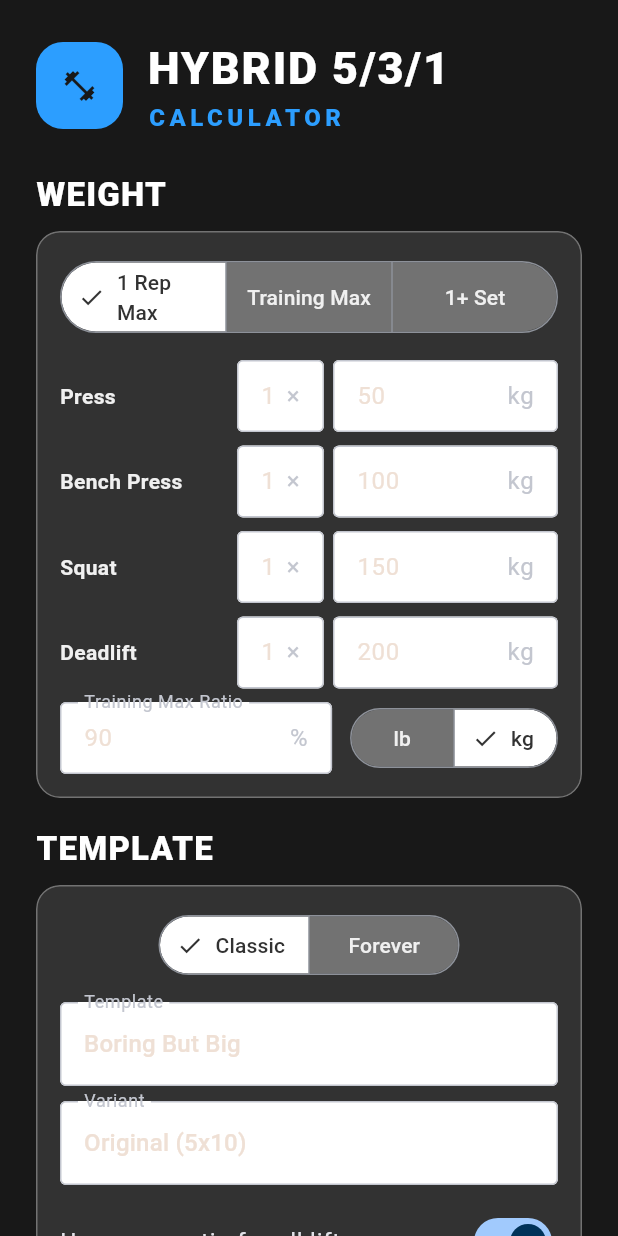
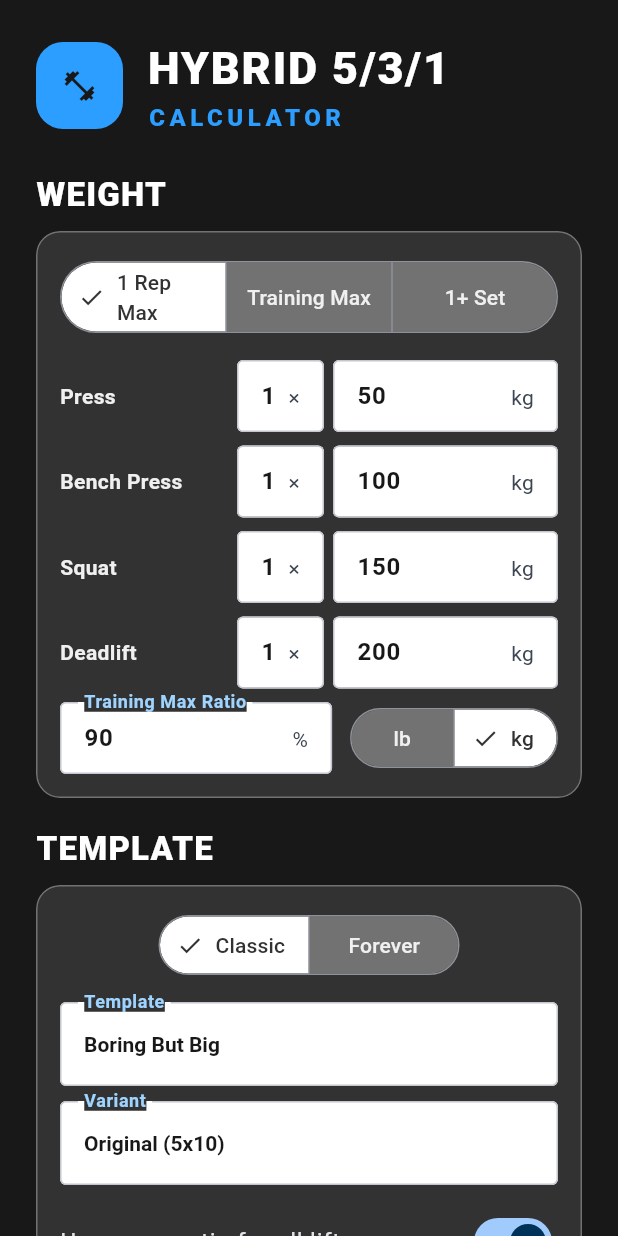
Before and after one commit to Totem974/HybridTraining, a Flutter app: the Poc531GeneratorPage screen opened by its route, on a phone screen of 412 x 824 dp. Run offline on Flutter 3.47's test engine with Material 3 defaults, Android fonts, the phone set to English and light mode, and no system bars; our stand-ins replace sqflite; accounts and stored records are empty.

Commit message:
fix: restore readable calculator field contrast

```diff
--- a/lib/features/poc_531/presentation/generator/poc_531_generator_page.dart
+++ b/lib/features/poc_531/presentation/generator/poc_531_generator_page.dart
@@ -374,6 +374,16 @@ class _CalculatorState extends State<Poc531GeneratorPage> {
                   inputDecorationTheme: const InputDecorationTheme(
                     filled: true,
                     fillColor: Colors.white,
+                    labelStyle: TextStyle(color: Color(0xff3d4652)),
+                    floatingLabelStyle: TextStyle(
+                      color: Color(0xff9ed4ff),
+                      backgroundColor: Color(0xff323232),
+                      fontWeight: FontWeight.w700,
+                    ),
+                    hintStyle: TextStyle(color: Color(0xff5f6874)),
+                    suffixStyle: TextStyle(color: Color(0xff3d4652)),
+                    prefixStyle: TextStyle(color: Color(0xff3d4652)),
+                    errorStyle: TextStyle(color: Color(0xffffb4ab)),
                     border: OutlineInputBorder(),
                   ),
                   segmentedButtonTheme: SegmentedButtonThemeData(
@@ -545,6 +555,8 @@ class _CalculatorState extends State<Poc531GeneratorPage> {
   );
   TextStyle get _label =>
       const TextStyle(color: Color(0xfff0f0f0), fontWeight: FontWeight.w700);
+  TextStyle get _inputTextStyle =>
+      const TextStyle(color: Color(0xff181818), fontWeight: FontWeight.w600);
 
   Widget _weight() => Column(
     crossAxisAlignment: CrossAxisAlignment.stretch,
@@ -581,6 +593,7 @@ class _CalculatorState extends State<Poc531GeneratorPage> {
                           child: TextFormField(
                             key: ValueKey('reps-$lift'),
                             controller: _reps[lift],
+                            style: _inputTextStyle,
                             keyboardType: TextInputType.number,
                             decoration: const InputDecoration(
                               isDense: true,
@@ -594,6 +607,7 @@ class _CalculatorState extends State<Poc531GeneratorPage> {
                         child: TextFormField(
                           key: ValueKey('lift-$lift'),
                           controller: _weights[lift],
+                          style: _inputTextStyle,
                           keyboardType: const TextInputType.numberWithOptions(
                             decimal: true,
                           ),
@@ -616,6 +630,7 @@ class _CalculatorState extends State<Poc531GeneratorPage> {
                     child: TextFormField(
                       key: const Key('tm-ratio'),
                       controller: _ratio,
+                      style: _inputTextStyle,
                       enabled: _input != 'tm',
                       keyboardType: TextInputType.number,
                       decoration: const InputDecoration(
@@ -681,6 +696,8 @@ class _CalculatorState extends State<Poc531GeneratorPage> {
             if (_mode == 'classic') ...[
               DropdownButtonFormField<String>(
                 key: const Key('program'),
+                style: _inputTextStyle,
+                dropdownColor: Colors.white,
                 initialValue: _templateId,
                 isExpanded: true,
                 decoration: const InputDecoration(labelText: 'Template'),
@@ -715,6 +732,8 @@ class _CalculatorState extends State<Poc531GeneratorPage> {
               if ((_template?.variants.length ?? 0) > 1)
                 DropdownButtonFormField<String>(
                   key: const Key('variant'),
+                  style: _inputTextStyle,
+                  dropdownColor: Colors.white,
                   initialValue: _variantId,
                   isExpanded: true,
                   decoration: const InputDecoration(labelText: 'Variant'),
@@ -830,6 +849,7 @@ class _CalculatorState extends State<Poc531GeneratorPage> {
                             child: TextField(
                               key: ValueKey('simplest-strength-reps-$lift'),
                               controller: _simplestStrengthReps[lift],
+                              style: _inputTextStyle,
                               keyboardType: TextInputType.number,
                               decoration: const InputDecoration(
                                 isDense: true,
@@ -845,6 +865,7 @@ class _CalculatorState extends State<Poc531GeneratorPage> {
                           child: TextField(
                             key: ValueKey('simplest-strength-weight-$lift'),
                             controller: _simplestStrengthWeights[lift],
+                            style: _inputTextStyle,
                             keyboardType: const TextInputType.numberWithOptions(
                               decimal: true,
                             ),
@@ -861,6 +882,7 @@ class _CalculatorState extends State<Poc531GeneratorPage> {
                 TextField(
                   key: const Key('simplest-strength-tm-ratio'),
                   controller: _simplestStrengthRatio,
+                  style: _inputTextStyle,
                   enabled: _simplestStrengthInput == 'oneRm',
                   keyboardType: TextInputType.number,
                   decoration: const InputDecoration(
@@ -876,6 +898,8 @@ class _CalculatorState extends State<Poc531GeneratorPage> {
                   children: [
                     Expanded(
                       child: DropdownButtonFormField<int>(
+                        style: _inputTextStyle,
+                        dropdownColor: Colors.white,
                         initialValue: _bodyweightTotalReps,
                         decoration: const InputDecoration(
                           labelText: 'Reps / exercise',
@@ -897,6 +921,8 @@ class _CalculatorState extends State<Poc531GeneratorPage> {
                     const SizedBox(width: 10),
                     Expanded(
                       child: DropdownButtonFormField<int>(
+                        style: _inputTextStyle,
+                        dropdownColor: Colors.white,
                         initialValue: _bodyweightSetCount,
                         decoration: const InputDecoration(labelText: 'Sets'),
                         items: [
@@ -1004,6 +1030,8 @@ class _CalculatorState extends State<Poc531GeneratorPage> {
               ],
             ] else ...[
               DropdownButtonFormField<String>(
+                style: _inputTextStyle,
+                dropdownColor: Colors.white,
                 initialValue: _foreverId,
                 isExpanded: true,
                 decoration: const InputDecoration(
@@ -1069,6 +1097,8 @@ class _CalculatorState extends State<Poc531GeneratorPage> {
         final items = [
           _optionColumn('WARMUP', [
             DropdownButtonFormField<String>(
+              style: _inputTextStyle,
+              dropdownColor: Colors.white,
               initialValue: _warmup,
               isExpanded: true,
               decoration: const InputDecoration(labelText: 'Option'),
@@ -1103,6 +1133,8 @@ class _CalculatorState extends State<Poc531GeneratorPage> {
           ]),
           _optionColumn('DELOAD', [
             DropdownButtonFormField<String>(
+              style: _inputTextStyle,
+              dropdownColor: Colors.white,
               initialValue: _deload,
               isExpanded: true,
               decoration: const InputDecoration(labelText: 'Option'),
@@ -1170,6 +1202,8 @@ class _CalculatorState extends State<Poc531GeneratorPage> {
     void Function(int) assign, {
     List<int> values = const [30, 40, 50, 60, 70],
   }) => DropdownButtonFormField<int>(
+    style: _inputTextStyle,
+    dropdownColor: Colors.white,
     initialValue: values.contains(value) ? value : values.first,
     decoration: InputDecoration(labelText: label),
     items: [
@@ -1188,6 +1222,8 @@ class _CalculatorState extends State<Poc531GeneratorPage> {
     void Function(int) assign, {
     String suffix = '',
   }) => DropdownButtonFormField<int>(
+    style: _inputTextStyle,
+    dropdownColor: Colors.white,
     initialValue: values.contains(value) ? value : values.first,
     decoration: InputDecoration(labelText: label),
     items: [
@@ -1255,6 +1291,7 @@ class _CalculatorState extends State<Poc531GeneratorPage> {
             Expanded(
               child: TextField(
                 controller: _bar,
+                style: _inputTextStyle,
                 keyboardType: TextInputType.number,
                 decoration: InputDecoration(
                   labelText: 'Barbell weight',
```
Also changed, not shown: 4 other files.
